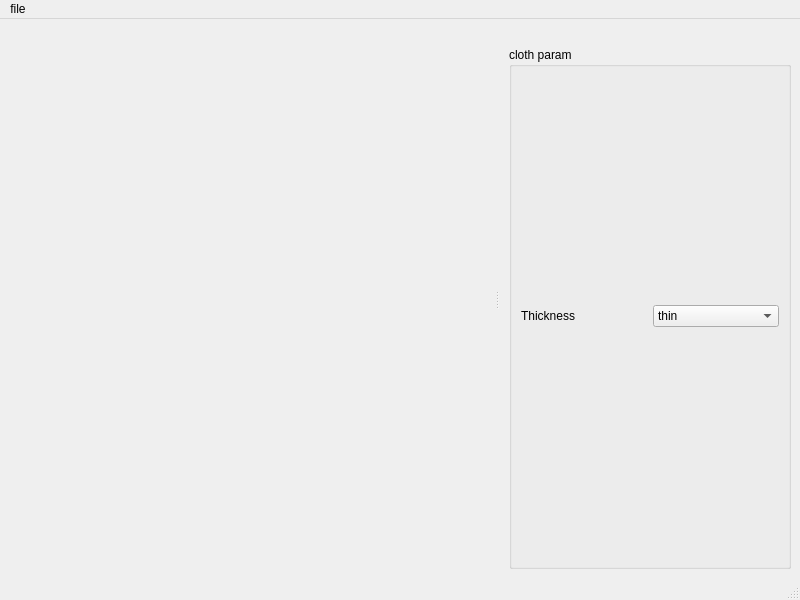
Qt form meshwindow.ui (dolphin-li/SewingEditor) before a commit.
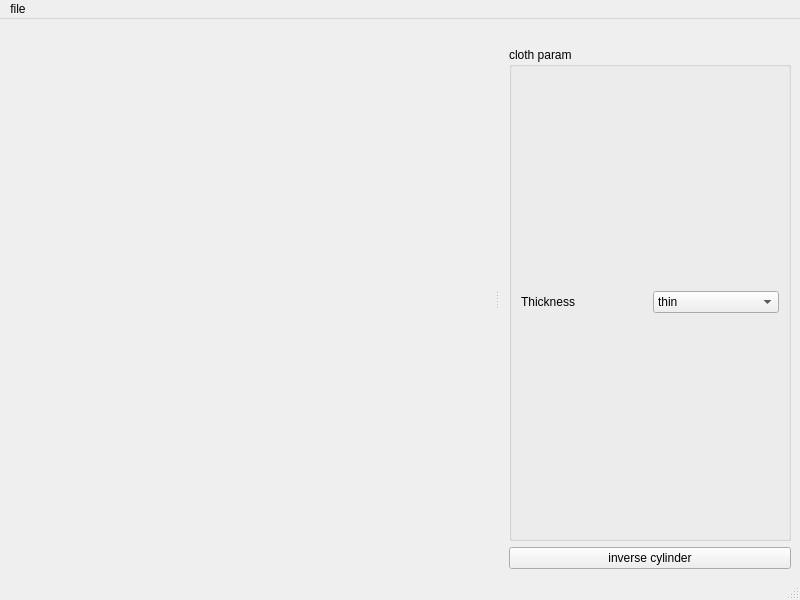
The same form after that commit. Custom widgets are drawn as their Qt base class.

Commit message: cylinder initialization done.

The edit to the form file:
```diff
--- a/meshwindow.ui
+++ b/meshwindow.ui
@@ -111,6 +111,13 @@
        </layout>
       </widget>
      </item>
+     <item row="1" column="0">
+      <widget class="QPushButton" name="pbInverseCylinder">
+       <property name="text">
+        <string>inverse cylinder</string>
+       </property>
+      </widget>
+     </item>
     </layout>
    </widget>
   </widget>
```
The commit also changes 13 other files.
